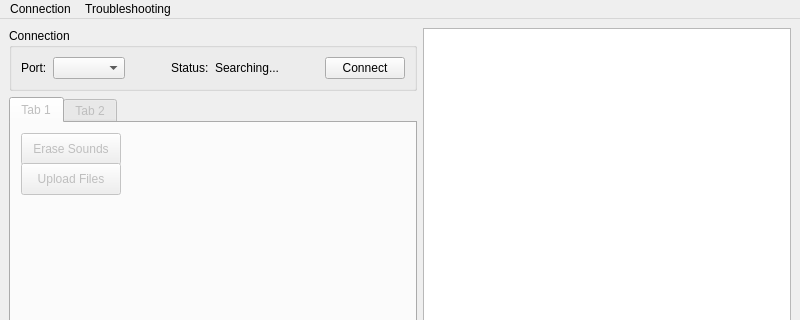
Old version of the form mainwindow.ui in the repository jramboz/tintalle; both pictures show x 0 to 800 and y 0 to 320 of the 800 by 595 pixel window.
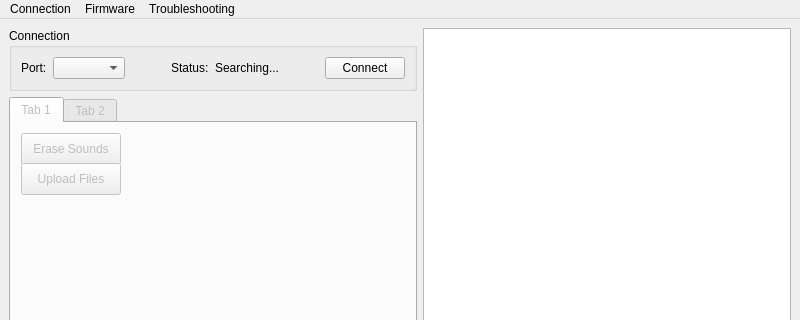
New version of the form. Custom widgets are drawn as their Qt base class.

Commit message: Firmware management features

Diff of the .ui file:
```diff
--- a/mainwindow.ui
+++ b/mainwindow.ui
@@ -196,7 +196,15 @@
     <addaction name="action_Show_Hide_Log"/>
     <addaction name="action_Debug_Mode"/>
    </widget>
+   <widget class="QMenu" name="menuFirmware">
+    <property name="title">
+     <string>Firmware</string>
+    </property>
+    <addaction name="action_Check_for_Latest_Firwmare"/>
+    <addaction name="action_Install_Firmware_from_File"/>
+   </widget>
    <addaction name="menuConnection"/>
+   <addaction name="menuFirmware"/>
    <addaction name="menuTroubleshooting"/>
   </widget>
   <widget class="QStatusBar" name="statusbar"/>
```
Left out of the diff: 10 changed lines with no effect on the pictures. The commit also changes 4 other files.
